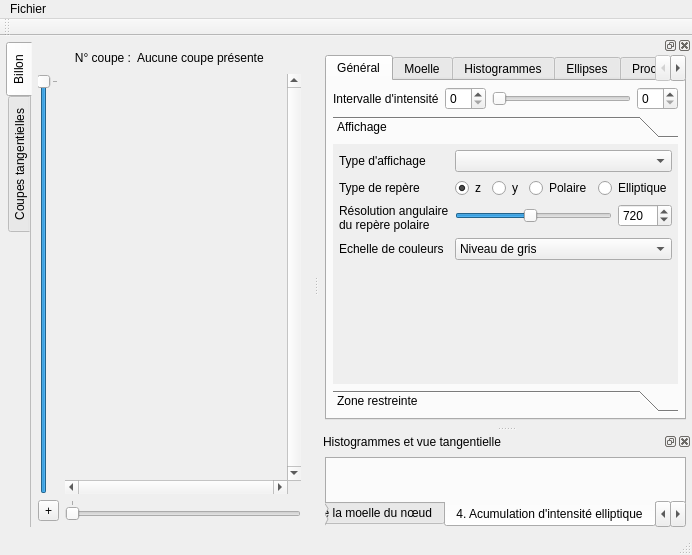
Old version of the form ui/mainwindow.ui in the repository akrah/TKDetection.
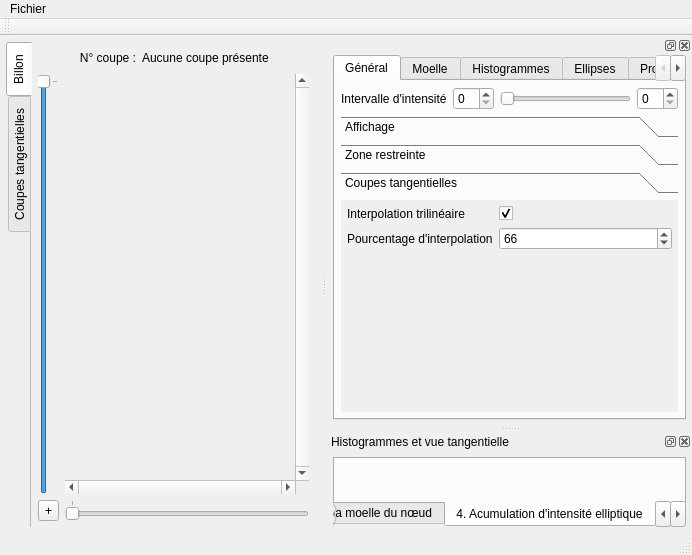
New version of the form. The open tabs and pages were chosen to show the change. Custom widgets are drawn as their Qt base class.

The edit to the form file:
```diff
--- a/ui/mainwindow.ui
+++ b/ui/mainwindow.ui
@@ -347,7 +347,7 @@
          <item>
           <widget class="QToolBox" name="toolBox_3">
            <property name="currentIndex">
-            <number>0</number>
+            <number>2</number>
            </property>
            <widget class="QWidget" name="page_10">
             <property name="geometry">
@@ -793,6 +793,55 @@
              </item>
             </layout>
            </widget>
+           <widget class="QWidget" name="page_12">
+            <property name="geometry">
+             <rect>
+              <x>0</x>
+              <y>0</y>
+              <width>335</width>
+              <height>115</height>
+             </rect>
+            </property>
+            <attribute name="label">
+             <string>Coupes tangentielles</string>
+            </attribute>
+            <layout class="QFormLayout" name="formLayout_14">
+             <item row="0" column="0">
+              <widget class="QLabel" name="label_36">
+               <property name="text">
+                <string>Interpolation trilinéaire</string>
+               </property>
+              </widget>
+             </item>
+             <item row="0" column="1">
+              <widget class="QCheckBox" name="_checkTrilinearInterpolation">
+               <property name="text">
+                <string/>
+               </property>
+               <property name="checked">
+                <bool>true</bool>
+               </property>
+              </widget>
+             </item>
+             <item row="1" column="0">
+              <widget class="QLabel" name="label_37">
+               <property name="text">
+                <string>Pourcentage d'interpolation</string>
+               </property>
+              </widget>
+             </item>
+             <item row="1" column="1">
+              <widget class="QSpinBox" name="_spinTrilinearInterpolationCoefficient">
+               <property name="maximum">
+                <number>100</number>
+               </property>
+               <property name="value">
+                <number>66</number>
+               </property>
+              </widget>
+             </item>
+            </layout>
+           </widget>
           </widget>
          </item>
         </layout>
```
Left out of the diff: 16 changed lines with no effect on the pictures.
